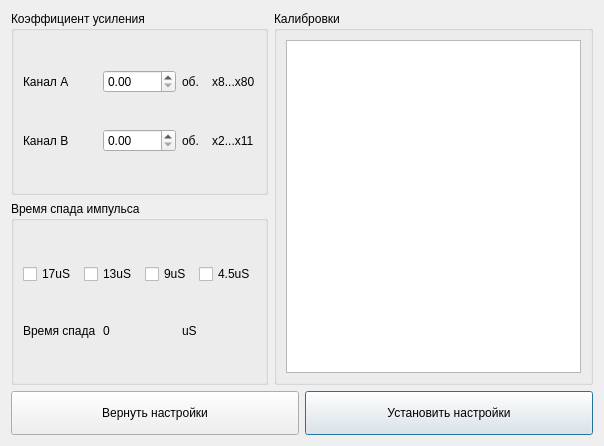
Old version of the form ui/AMP/AmplifierUIDesign.ui in the repository AVSidorov/FT2SXR.
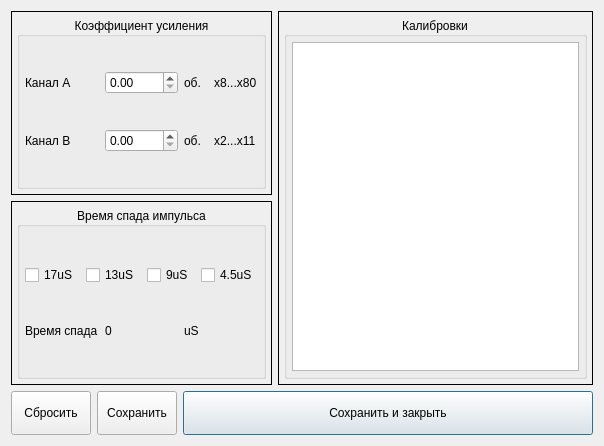
New version of the form. Icons and pictures are not drawn.

Commit message: new UI for devices; save and close button for devices.

```diff
--- a/ui/AMP/AmplifierUIDesign.ui
+++ b/ui/AMP/AmplifierUIDesign.ui
@@ -25,11 +25,32 @@
   <property name="windowTitle">
    <string>Amplifier</string>
   </property>
-  <layout class="QGridLayout" name="gridLayout_3">
-   <item row="0" column="0" colspan="2">
-    <layout class="QHBoxLayout" name="horizontalLayout">
+  <layout class="QVBoxLayout" name="verticalLayout_6">
      <item>
+    <layout class="QHBoxLayout" name="horizontalLayout_2">
+     <item>
+      <layout class="QVBoxLayout" name="verticalLayout_5">
+       <item>
+        <widget class="QFrame" name="frame">
+         <property name="frameShape">
+          <enum>QFrame::Box</enum>
+         </property>
+         <property name="frameShadow">
+          <enum>QFrame::Plain</enum>
+         </property>
       <layout class="QVBoxLayout" name="verticalLayout">
+          <property name="leftMargin">
+           <number>5</number>
+          </property>
+          <property name="topMargin">
+           <number>5</number>
+          </property>
+          <property name="rightMargin">
+           <number>5</number>
+          </property>
+          <property name="bottomMargin">
+           <number>5</number>
+          </property>
        <item>
         <widget class="QGroupBox" name="groupBox">
          <property name="sizePolicy">
@@ -38,10 +59,33 @@
            <verstretch>0</verstretch>
           </sizepolicy>
          </property>
+            <property name="font">
+             <font>
+              <pointsize>9</pointsize>
+             </font>
+            </property>
          <property name="title">
           <string>Коэффициент усиления</string>
          </property>
+            <property name="alignment">
+             <set>Qt::AlignCenter</set>
+            </property>
+            <property name="flat">
+             <bool>true</bool>
+            </property>
          <layout class="QGridLayout" name="gridLayout">
+             <property name="leftMargin">
+              <number>5</number>
+             </property>
+             <property name="topMargin">
+              <number>5</number>
+             </property>
+             <property name="rightMargin">
+              <number>5</number>
+             </property>
+             <property name="bottomMargin">
+              <number>5</number>
+             </property>
           <item row="0" column="0">
            <widget class="QLabel" name="gainA_label">
             <property name="text">
@@ -93,6 +137,30 @@
          </layout>
         </widget>
        </item>
+         </layout>
+        </widget>
+       </item>
+       <item>
+        <widget class="QFrame" name="frame_2">
+         <property name="frameShape">
+          <enum>QFrame::Box</enum>
+         </property>
+         <property name="frameShadow">
+          <enum>QFrame::Plain</enum>
+         </property>
+         <layout class="QVBoxLayout" name="verticalLayout_3">
+          <property name="leftMargin">
+           <number>5</number>
+          </property>
+          <property name="topMargin">
+           <number>5</number>
+          </property>
+          <property name="rightMargin">
+           <number>5</number>
+          </property>
+          <property name="bottomMargin">
+           <number>5</number>
+          </property>
        <item>
         <widget class="QGroupBox" name="groupBox_2">
          <property name="sizePolicy">
@@ -101,10 +169,33 @@
            <verstretch>0</verstretch>
           </sizepolicy>
          </property>
+            <property name="font">
+             <font>
+              <pointsize>9</pointsize>
+             </font>
+            </property>
          <property name="title">
           <string>Время спада импульса</string>
          </property>
+            <property name="alignment">
+             <set>Qt::AlignCenter</set>
+            </property>
+            <property name="flat">
+             <bool>true</bool>
+            </property>
          <layout class="QGridLayout" name="gridLayout_2">
+             <property name="leftMargin">
+              <number>5</number>
+             </property>
+             <property name="topMargin">
+              <number>5</number>
+             </property>
+             <property name="rightMargin">
+              <number>5</number>
+             </property>
+             <property name="bottomMargin">
+              <number>5</number>
+             </property>
           <item row="1" column="2">
            <widget class="QLabel" name="label_2">
             <property name="sizePolicy">
@@ -177,7 +268,31 @@
         </widget>
        </item>
       </layout>
-     </item>
+        </widget>
+       </item>
+      </layout>
+     </item>
+     <item>
+      <widget class="QFrame" name="frame_3">
+       <property name="frameShape">
+        <enum>QFrame::Box</enum>
+       </property>
+       <property name="frameShadow">
+        <enum>QFrame::Plain</enum>
+       </property>
+       <layout class="QVBoxLayout" name="verticalLayout_4">
+        <property name="leftMargin">
+         <number>5</number>
+        </property>
+        <property name="topMargin">
+         <number>5</number>
+        </property>
+        <property name="rightMargin">
+         <number>5</number>
+        </property>
+        <property name="bottomMargin">
+         <number>5</number>
+        </property>
      <item>
       <widget class="QGroupBox" name="groupBox_3">
        <property name="minimumSize">
@@ -186,10 +301,33 @@
          <height>350</height>
         </size>
        </property>
+          <property name="font">
+           <font>
+            <pointsize>9</pointsize>
+           </font>
+          </property>
        <property name="title">
         <string>Калибровки</string>
        </property>
+          <property name="alignment">
+           <set>Qt::AlignCenter</set>
+          </property>
+          <property name="flat">
+           <bool>true</bool>
+          </property>
        <layout class="QVBoxLayout" name="verticalLayout_2">
+           <property name="leftMargin">
+            <number>5</number>
+           </property>
+           <property name="topMargin">
+            <number>5</number>
+           </property>
+           <property name="rightMargin">
+            <number>5</number>
+           </property>
+           <property name="bottomMargin">
+            <number>5</number>
+           </property>
         <item>
          <widget class="QTextBrowser" name="cal_textBrowser">
           <property name="minimumSize">
@@ -202,8 +340,8 @@
            <string>&lt;!DOCTYPE HTML PUBLIC &quot;-//W3C//DTD HTML 4.0//EN&quot; &quot;http://www.w3.org/TR/REC-html40/strict.dtd&quot;&gt;
 &lt;html&gt;&lt;head&gt;&lt;meta name=&quot;qrichtext&quot; content=&quot;1&quot; /&gt;&lt;style type=&quot;text/css&quot;&gt;
 p, li { white-space: pre-wrap; }
-&lt;/style&gt;&lt;/head&gt;&lt;body style=&quot; font-family:'MS Shell Dlg 2'; font-size:7.8pt; font-weight:400; font-style:normal;&quot;&gt;
-&lt;p align=&quot;center&quot; style=&quot; margin-top:12px; margin-bottom:12px; margin-left:0px; margin-right:0px; -qt-block-indent:0; text-indent:0px;&quot;&gt;&lt;br /&gt;&lt;/p&gt;&lt;/body&gt;&lt;/html&gt;</string>
+&lt;/style&gt;&lt;/head&gt;&lt;body style=&quot; font-family:'MS Shell Dlg 2'; font-size:9pt; font-weight:400; font-style:normal;&quot;&gt;
+&lt;p align=&quot;center&quot; style=&quot; margin-top:12px; margin-bottom:12px; margin-left:0px; margin-right:0px; -qt-block-indent:0; text-indent:0px;&quot;&gt;&lt;span style=&quot; font-size:7.8pt;&quot;&gt;&lt;br /&gt;&lt;/span&gt;&lt;/p&gt;&lt;/body&gt;&lt;/html&gt;</string>
           </property>
          </widget>
         </item>
@@ -211,8 +349,13 @@
       </widget>
      </item>
     </layout>
-   </item>
-   <item row="1" column="0">
+      </widget>
+     </item>
+    </layout>
+   </item>
+   <item>
+    <layout class="QHBoxLayout" name="horizontalLayout">
+     <item>
     <widget class="QPushButton" name="return_pushButton">
      <property name="sizePolicy">
       <sizepolicy hsizetype="Preferred" vsizetype="Fixed">
@@ -235,11 +378,22 @@
       <cursorShape>PointingHandCursor</cursorShape>
      </property>
      <property name="text">
-      <string>Вернуть настройки</string>
+        <string>Сбросить</string>
+       </property>
+       <property name="icon">
+        <iconset>
+         <normalon>../../style/icons/icons8-close-48.png</normalon>
+        </iconset>
+       </property>
+       <property name="iconSize">
+        <size>
+         <width>30</width>
+         <height>30</height>
+        </size>
      </property>
     </widget>
    </item>
-   <item row="1" column="1">
+     <item>
     <widget class="QPushButton" name="install_pushButton">
      <property name="sizePolicy">
       <sizepolicy hsizetype="Preferred" vsizetype="Fixed">
@@ -262,12 +416,63 @@
       <cursorShape>PointingHandCursor</cursorShape>
      </property>
      <property name="text">
-      <string>Установить настройки</string>
+        <string>Сохранить</string>
+       </property>
+       <property name="icon">
+        <iconset>
+         <normalon>../../style/icons/icons8-save-48.png</normalon>
+        </iconset>
+       </property>
+       <property name="iconSize">
+        <size>
+         <width>30</width>
+         <height>30</height>
+        </size>
+       </property>
+       <property name="default">
+        <bool>false</bool>
+       </property>
+      </widget>
+     </item>
+     <item>
+      <widget class="QPushButton" name="saveclose_pushButton">
+       <property name="sizePolicy">
+        <sizepolicy hsizetype="Expanding" vsizetype="Fixed">
+         <horstretch>0</horstretch>
+         <verstretch>0</verstretch>
+        </sizepolicy>
+       </property>
+       <property name="minimumSize">
+        <size>
+         <width>0</width>
+         <height>44</height>
+        </size>
+       </property>
+       <property name="font">
+        <font>
+         <pointsize>9</pointsize>
+        </font>
+       </property>
+       <property name="text">
+        <string>Сохранить и закрыть</string>
+       </property>
+       <property name="icon">
+        <iconset>
+         <normalon>../../style/icons/icons8-save-close-48.png</normalon>
+        </iconset>
+       </property>
+       <property name="iconSize">
+        <size>
+         <width>30</width>
+         <height>30</height>
+        </size>
      </property>
      <property name="default">
       <bool>true</bool>
      </property>
     </widget>
+     </item>
+    </layout>
    </item>
   </layout>
  </widget>
```
Lines whose indentation alone changed are shown as unchanged. The commit also changes 35 other files.
